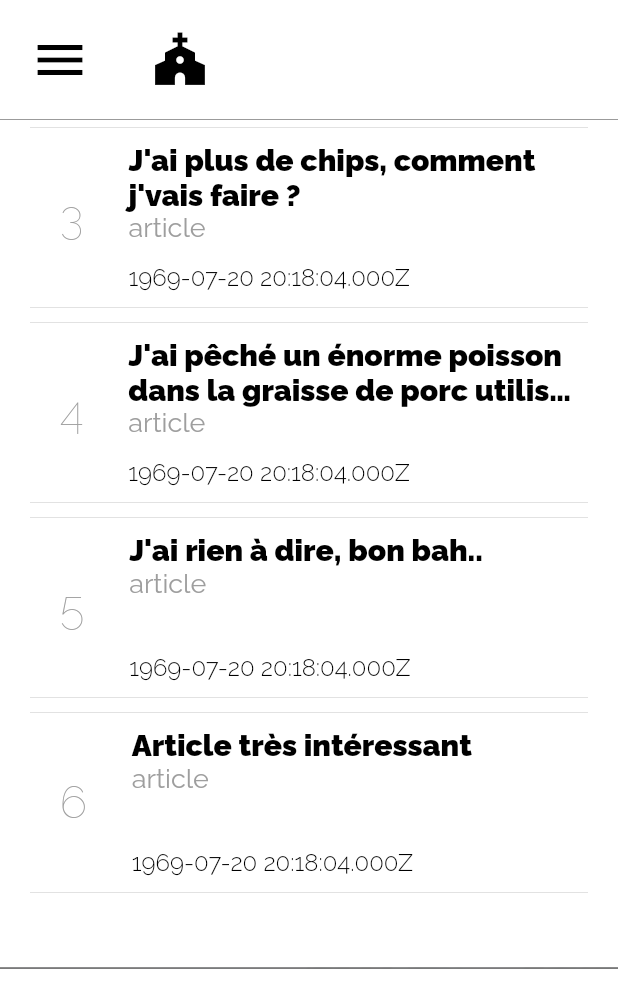
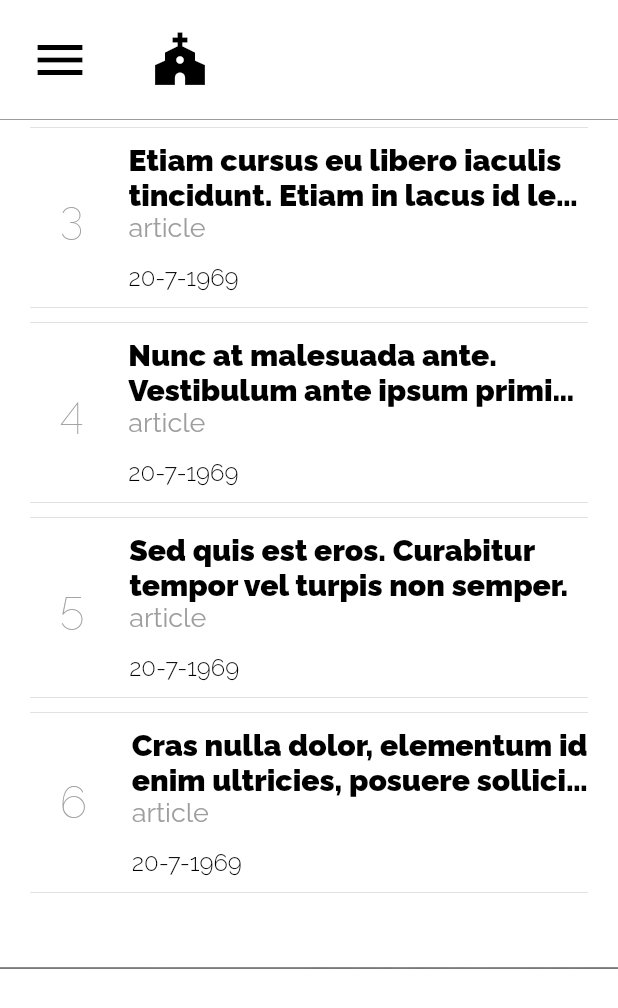
Before and after one commit to Elymne/les-mediateurs, a Flutter app: the screen it shows after launch, scrolled down 576 dp, on a phone screen of 412 x 824 dp. Shown: the top 1008 px of the screen. Run offline on Flutter 3.47's test engine with Material 2 defaults, Android fonts, the light colour scheme and no system bars; our stand-ins replace dio, flutter_riverpod, freezed_annotation; generated files the repository leaves out were written again.

Commit message:
feat : update trendings text + datetime display

```diff
--- a/lib/app.dart
+++ b/lib/app.dart
@@ -16,7 +16,7 @@ class App extends ConsumerWidget {
       title: 'apl.current.appName',
       debugShowCheckedModeBanner: false,
       home: const HomePage(
-        shouldSkipAnimation: false,
+        shouldSkipAnimation: true,
       ),
       themeMode: ThemeMode.system,
       // TODO : create preset theme data.
--- a/lib/features/home/infra/datasources/trending_remote_datasource.dart
+++ b/lib/features/home/infra/datasources/trending_remote_datasource.dart
@@ -21,37 +21,37 @@ class TrendingRemoteDatasource extends RemoteDataSource {
       data: [
         {
           'id': uuid.v4(),
-          'title': 'Gros jambon de paris dans la sèvre',
+          'title': 'Lorem ipsum dolor sit amet, consectetur adipiscing.',
           'type': 'article',
           'created': '1969-07-20 20:18:04Z',
         },
         {
           'id': uuid.v4(),
-          'title': 'Gendarme joue à pan-pan la police tuer tuer débilous',
+          'title': 'Maecenas consectetur magna a scelerisque tempor. Mauris consequat ut urna.',
           'type': 'article',
           'created': '1969-07-20 20:18:04Z',
         },
         {
           'id': uuid.v4(),
-          'title': "J'ai plus de chips, comment j'vais faire ?",
+          'title': "Etiam cursus eu libero iaculis tincidunt. Etiam in lacus id lectus elementum tempor.",
           'type': 'article',
           'created': '1969-07-20 20:18:04Z',
         },
         {
           'id': uuid.v4(),
-          'title': "J'ai pêché un énorme poisson dans la graisse de porc utilisé pour faire les frites Belges",
+          'title': "Nunc at malesuada ante. Vestibulum ante ipsum primis in faucibus orci luctus et ultrices posuere cubilia curae.",
           'type': 'article',
           'created': '1969-07-20 20:18:04Z',
         },
         {
           'id': uuid.v4(),
-          'title': "J'ai rien à dire, bon bah..",
+          'title': "Sed quis est eros. Curabitur tempor vel turpis non semper.",
           'type': 'article',
           'created': '1969-07-20 20:18:04Z',
         },
         {
           'id': uuid.v4(),
-          'title': 'Article très intéressant',
+          'title': 'Cras nulla dolor, elementum id enim ultricies, posuere sollicitudin ante. Fusce sagittis.',
           'type': 'article',
           'created': '1969-07-20 20:18:04Z',
         },
--- a/lib/features/home/presentation/widgets/trending_item.dart
+++ b/lib/features/home/presentation/widgets/trending_item.dart
@@ -87,7 +87,7 @@ class _State extends ConsumerState<TrendingItem> {
                     ),
                     const Expanded(child: SizedBox()),
                     Text(
-                      widget.trending.created.toString(),
+                      '${widget.trending.created.day}-${widget.trending.created.month}-${widget.trending.created.year}',
                       style: const TextStyle(
                         fontSize: 16,
                         color: Colors.black,
```
